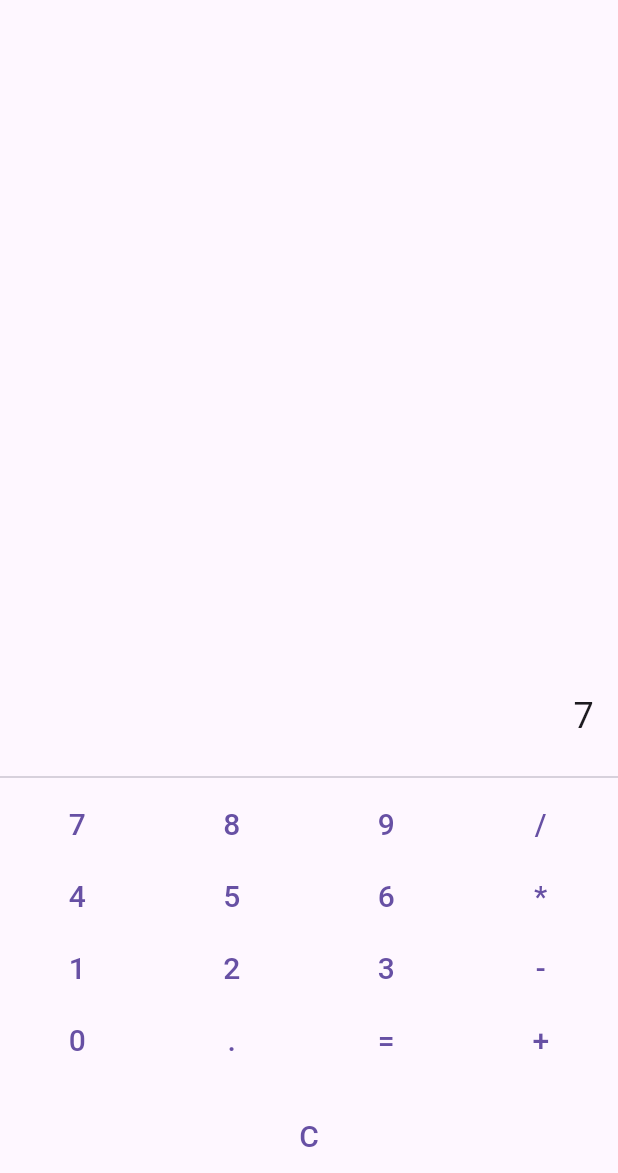
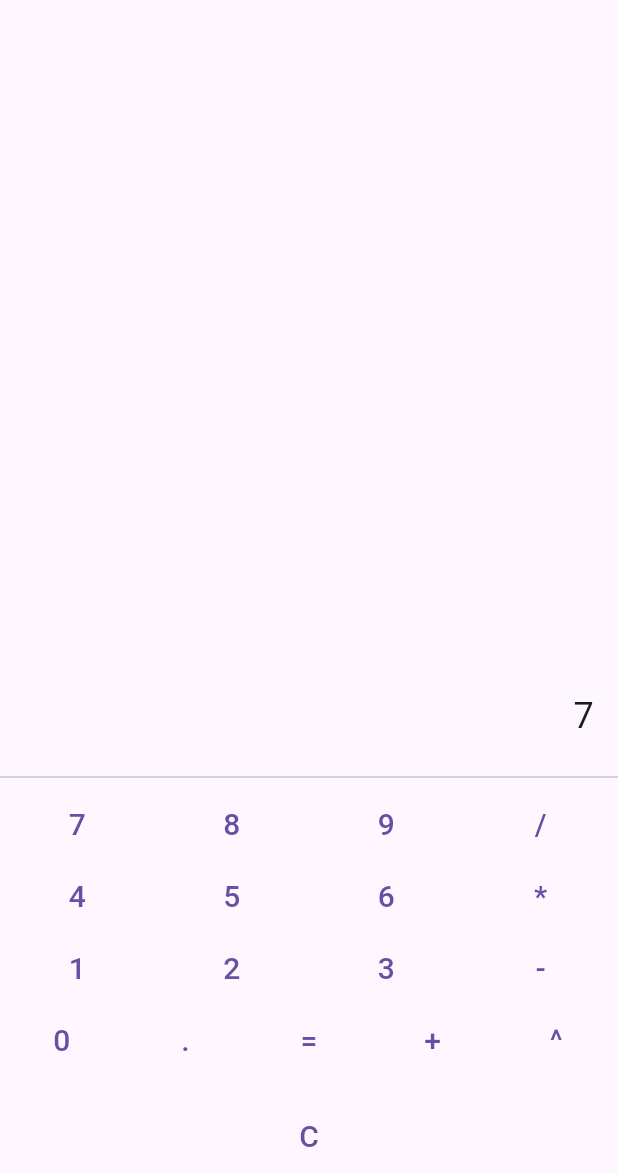
Before and after one commit to danielhuskey/flutter-calculator, a Flutter app: the screen it shows after launch, after a tap on an icon or button, on a phone screen of 412 x 824 dp, the part 63-1236 px from its top. Run offline on Flutter 3.47's test engine with Material 3 defaults, Android fonts, the phone set to English and light mode, and no system bars; missing offline and left inert: expressions.

Commit message:
Added ^ button to the calculator app

```diff
--- a/lib/main.dart
+++ b/lib/main.dart
@@ -107,6 +107,7 @@ class _CalculatorScreenState extends State<CalculatorScreen> {
               _buildButton('.'),
               _buildButton('='),
               _buildButton('+'),
+              _buildButton('^'),
             ],
           ),
           SizedBox(height: 16.0),
```
